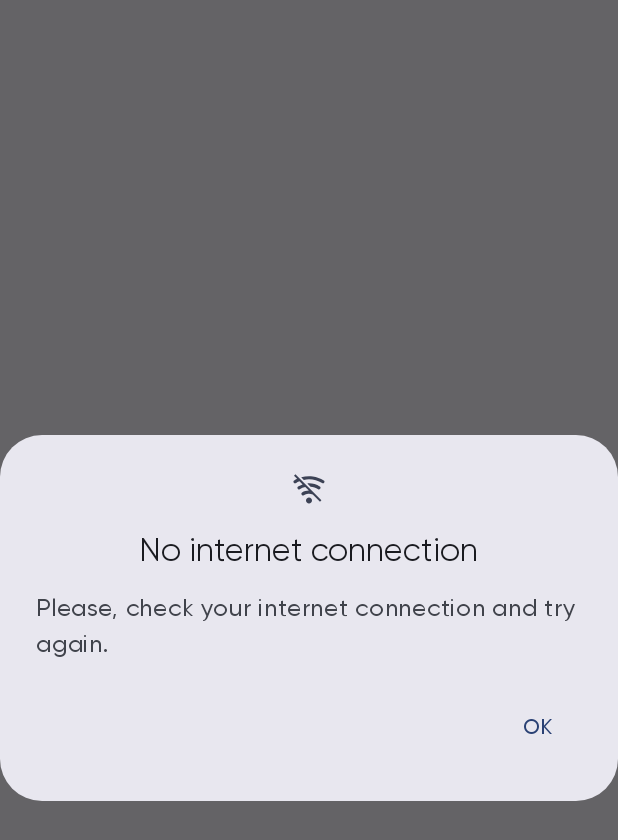
After one commit to amirbek-ashirbek/wallpapers, an Android app built with Jetpack Compose: the composable InternetErrorDialog shown on its own in the app's theme, on a phone screen of 412 x 824 dp. The commit adds this screen. Shown: the top 840 px of the screen. Run offline under Robolectric (Android 15) with nearby library versions, the phone set to English and light mode, and no system bars.

Commit message:
Added InternetErrorDialog

```diff
--- a/app/src/main/java/com/example/wallpapers/feature_wallpapers/wallpapers/presentation/wallpapers_screen/WallpapersEvent.kt
+++ b/app/src/main/java/com/example/wallpapers/feature_wallpapers/wallpapers/presentation/wallpapers_screen/WallpapersEvent.kt
@@ -10,4 +10,5 @@ sealed class WallpapersEvent {
 	data class WallpaperApplied(val screen: WallpaperApplyScreen) : WallpapersEvent()
 	data object WallpaperDismissed : WallpapersEvent()
 	data object ApplyDialogDismissed: WallpapersEvent()
+	data object InternetErrorDialogDismissed: WallpapersEvent()
 }
--- a/app/src/main/java/com/example/wallpapers/feature_wallpapers/wallpapers/presentation/wallpapers_screen/WallpapersScreen.kt
+++ b/app/src/main/java/com/example/wallpapers/feature_wallpapers/wallpapers/presentation/wallpapers_screen/WallpapersScreen.kt
@@ -4,20 +4,17 @@ import android.widget.Toast
 import androidx.compose.animation.AnimatedVisibility
 import androidx.compose.animation.expandIn
 import androidx.compose.animation.shrinkOut
-import androidx.compose.foundation.background
-import androidx.compose.foundation.layout.Box
 import androidx.compose.foundation.layout.fillMaxSize
 import androidx.compose.material3.Surface
 import androidx.compose.runtime.Composable
 import androidx.compose.runtime.LaunchedEffect
 import androidx.compose.ui.Modifier
-import androidx.compose.ui.graphics.Color
 import androidx.compose.ui.platform.LocalContext
-import androidx.compose.ui.window.Dialog
 import androidx.paging.compose.LazyPagingItems
 import com.example.wallpapers.R
 import com.example.wallpapers.feature_wallpapers.wallpapers.domain.model.Wallpaper
 import com.example.wallpapers.feature_wallpapers.wallpapers.presentation.wallpapers_screen.components.ApplyDialog
+import com.example.wallpapers.feature_wallpapers.wallpapers.presentation.wallpapers_screen.components.InternetErrorDialog
 import com.example.wallpapers.feature_wallpapers.wallpapers.presentation.wallpapers_screen.components.WallpaperDialog
 import com.example.wallpapers.feature_wallpapers.wallpapers.presentation.wallpapers_screen.components.WallpapersGrid
 
@@ -68,12 +65,10 @@ fun WallpapersScreen(
 		}
 	}
 
-	if (uiState.downloadError) {
-		Dialog(
-			onDismissRequest = {}
-		) {
-			Box(modifier = Modifier.fillMaxSize().background(color = Color.Yellow))
-		}
+	if (uiState.internetError) {
+		InternetErrorDialog(
+			onDismissRequest = { onWallpapersEvent(WallpapersEvent.InternetErrorDialogDismissed) }
+		)
 	}
 
 	Surface(
--- a/app/src/main/java/com/example/wallpapers/feature_wallpapers/wallpapers/presentation/wallpapers_screen/WallpapersState.kt
+++ b/app/src/main/java/com/example/wallpapers/feature_wallpapers/wallpapers/presentation/wallpapers_screen/WallpapersState.kt
@@ -8,5 +8,5 @@ data class WallpapersState(
 	val isApplyDialogVisible: Boolean = false,
 	val wallpaperAppliedSuccessfully: Boolean = false,
 	val isWallpaperApplying: Boolean = false,
-	val downloadError: Boolean = false
+	val internetError: Boolean = false
 )
--- a/app/src/main/java/com/example/wallpapers/feature_wallpapers/wallpapers/presentation/wallpapers_screen/WallpapersViewModel.kt
+++ b/app/src/main/java/com/example/wallpapers/feature_wallpapers/wallpapers/presentation/wallpapers_screen/WallpapersViewModel.kt
@@ -73,9 +73,11 @@ class WallpapersViewModel @Inject constructor(
 					)
 				}
 			}
-
 			is WallpapersEvent.ApplyDialogDismissed -> {
 				_uiState.update { it.copy(isApplyDialogVisible = false) }
+			}
+			is WallpapersEvent.InternetErrorDialogDismissed -> {
+				_uiState.update { it.copy(internetError = false) }
 			}
 		}
 	}
@@ -116,7 +118,7 @@ class WallpapersViewModel @Inject constructor(
 				}
 
 				is DownloadResult.InternetError -> {
-					Log.d("DownloadWallpaper", "There is no internet man")
+					_uiState.update { it.copy(internetError = true) }
 				}
 
 				is DownloadResult.OtherError -> {
--- /dev/null
+++ b/app/src/main/java/com/example/wallpapers/feature_wallpapers/wallpapers/presentation/wallpapers_screen/components/InternetErrorDialog.kt
@@ -0,0 +1,50 @@
+package com.example.wallpapers.feature_wallpapers.wallpapers.presentation.wallpapers_screen.components
+
+import androidx.compose.material3.AlertDialog
+import androidx.compose.material3.Icon
+import androidx.compose.material3.MaterialTheme
+import androidx.compose.material3.Text
+import androidx.compose.material3.TextButton
+import androidx.compose.runtime.Composable
+import androidx.compose.ui.Modifier
+import androidx.compose.ui.res.painterResource
+import androidx.compose.ui.res.stringResource
+import com.example.wallpapers.R
+
+@Composable
+fun InternetErrorDialog(
+	onDismissRequest: () -> Unit,
+	modifier: Modifier = Modifier
+) {
+	AlertDialog(
+		icon = {
+			Icon(
+				painter = painterResource(id = R.drawable.icon_no_internet),
+				contentDescription = null
+			)
+		},
+		title = {
+			Text(
+				text = stringResource(id = R.string.no_internet),
+				style = MaterialTheme.typography.titleLarge
+			)
+		},
+		text = {
+		   Text(
+			   text = stringResource(id = R.string.check_your_internet_connection),
+			   style = MaterialTheme.typography.bodyLarge
+		   )
+		},
+		onDismissRequest = onDismissRequest,
+		confirmButton = {
+			TextButton(
+				onClick = onDismissRequest
+			) {
+				Text(
+					text = stringResource(id = R.string.ok)
+				)
+			}
+		}
+	)
+
+}
--- /dev/null
+++ b/app/src/main/res/drawable/icon_no_internet.xml
@@ -0,0 +1,22 @@
+<vector xmlns:android="http://schemas.android.com/apk/res/android"
+    android:width="24dp"
+    android:height="24dp"
+    android:viewportWidth="24"
+    android:viewportHeight="24">
+  <group>
+    <clip-path
+        android:pathData="M0,0h24v24h-24z"/>
+    <path
+        android:pathData="M12,21.693C13.105,21.693 14,20.798 14,19.693C14,18.589 13.105,17.693 12,17.693C10.895,17.693 10,18.589 10,19.693C10,20.798 10.895,21.693 12,21.693Z"
+        android:fillColor="#6C6C6C"/>
+    <path
+        android:pathData="M19.453,11.807L19.527,11.693C19.599,11.581 19.648,11.456 19.672,11.324C19.695,11.193 19.692,11.058 19.663,10.928C19.634,10.797 19.579,10.674 19.502,10.565C19.425,10.456 19.326,10.364 19.213,10.293C17.046,8.954 14.548,8.246 12,8.247C11.627,8.247 11.26,8.247 10.9,8.293L13.04,10.433C14.836,10.592 16.571,11.167 18.107,12.113C18.327,12.247 18.591,12.29 18.842,12.232C19.093,12.175 19.312,12.023 19.453,11.807Z"
+        android:fillColor="#6C6C6C"/>
+    <path
+        android:pathData="M21.84,6.253C19.618,4.868 17.129,3.967 14.535,3.609C11.941,3.252 9.3,3.447 6.787,4.18L8.54,5.933C12.729,5.034 17.103,5.804 20.733,8.08C20.952,8.209 21.213,8.25 21.461,8.193C21.709,8.136 21.926,7.986 22.067,7.773L22.14,7.66C22.214,7.548 22.265,7.423 22.29,7.291C22.315,7.16 22.313,7.025 22.286,6.894C22.258,6.763 22.204,6.639 22.127,6.529C22.051,6.419 21.953,6.325 21.84,6.253Z"
+        android:fillColor="#6C6C6C"/>
+    <path
+        android:pathData="M2,3.167L4.067,5.233C3.397,5.542 2.747,5.892 2.12,6.28C2.005,6.35 1.906,6.442 1.827,6.552C1.749,6.661 1.693,6.785 1.663,6.916C1.633,7.047 1.63,7.183 1.653,7.315C1.677,7.447 1.727,7.574 1.8,7.687L1.873,7.8C2.014,8.012 2.231,8.162 2.479,8.219C2.727,8.277 2.987,8.236 3.207,8.107C3.985,7.617 4.804,7.193 5.653,6.84L7.747,8.933C6.687,9.274 5.673,9.742 4.727,10.327C4.614,10.398 4.516,10.491 4.44,10.6C4.363,10.709 4.309,10.832 4.281,10.962C4.252,11.093 4.25,11.227 4.274,11.359C4.297,11.49 4.347,11.615 4.42,11.727L4.493,11.84C4.634,12.052 4.851,12.202 5.099,12.259C5.347,12.316 5.607,12.276 5.827,12.147C6.957,11.447 8.2,10.947 9.5,10.667L11.9,13.067C10.303,13.083 8.74,13.527 7.373,14.353C7.261,14.424 7.163,14.516 7.087,14.625C7.01,14.733 6.956,14.856 6.928,14.986C6.899,15.115 6.897,15.25 6.921,15.38C6.944,15.511 6.994,15.635 7.067,15.747L7.133,15.853C7.28,16.07 7.505,16.222 7.761,16.277C8.017,16.331 8.284,16.285 8.507,16.147C9.404,15.614 10.412,15.294 11.452,15.213C12.493,15.132 13.538,15.292 14.507,15.68L19.333,20.5L20.273,19.56L2.94,2.227L2,3.167Z"
+        android:fillColor="#6C6C6C"/>
+  </group>
+</vector>
--- a/app/src/main/res/values/strings.xml
+++ b/app/src/main/res/values/strings.xml
@@ -6,4 +6,7 @@
     <string name="home_and_lock_screens">Home and lock screens</string>
     <string name="wallpaper_set_successfully">Wallpaper set successfully</string>
     <string name="error_occurred">An error occurred</string>
+    <string name="no_internet">No internet connection</string>
+    <string name="check_your_internet_connection">Please, check your internet connection and try again.</string>
+    <string name="ok">OK</string>
 </resources>
```
